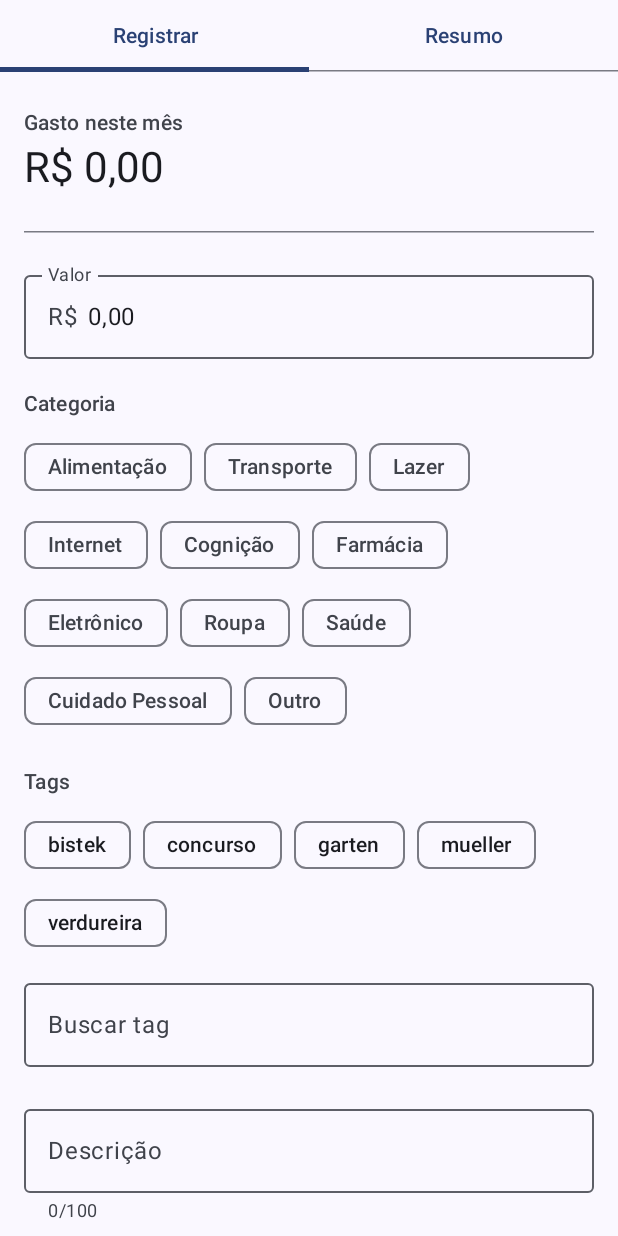
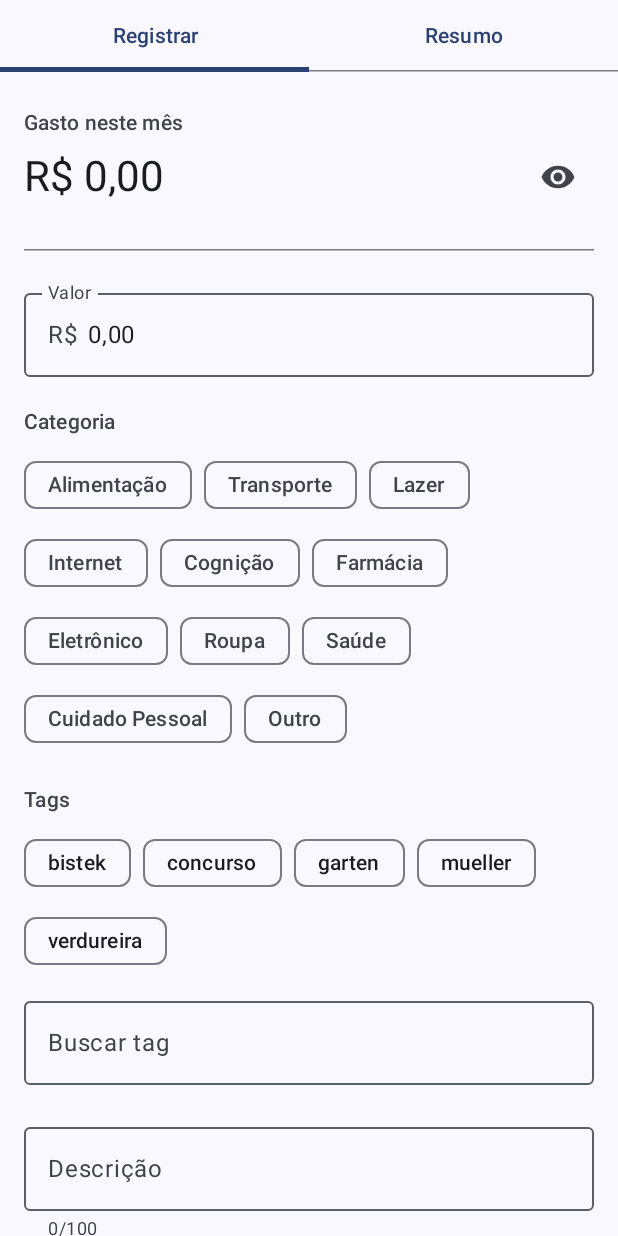
Before and after one commit to erickbudal/kebu, an Android app built with Jetpack Compose: the screen it shows after launch (MainActivity), on a phone screen of 412 x 824 dp. Run offline under Robolectric (Android 15) with nearby library versions, the phone set to English and light mode, and no system bars; our stand-ins replace Room's generated code.

Commit message:
Ocultar o total do mês no Registrar
Co-Authored-By: Claude Opus 5.5 <noreply@anthropic.com>
Claude-Session: https://claude.ai/code/session_01MdxapNFm6sLHe5pzLV3iNw

```diff
--- a/app/src/main/java/com/kebu/ExpenseApplication.kt
+++ b/app/src/main/java/com/kebu/ExpenseApplication.kt
@@ -3,6 +3,7 @@ package com.kebu
 import android.app.Application
 import com.kebu.data.AppDatabase
 import com.kebu.data.DatabaseBackup
+import com.kebu.data.DisplayPreferences
 import com.kebu.data.ExpenseRepository
 
 class ExpenseApplication : Application() {
@@ -12,4 +13,6 @@ class ExpenseApplication : Application() {
     val repository by lazy { ExpenseRepository(database.expenseDao(), database.tagDao()) }
 
     val databaseBackup by lazy { DatabaseBackup(this, database) }
+
+    val displayPreferences by lazy { DisplayPreferences(this) }
 }
--- /dev/null
+++ b/app/src/main/java/com/kebu/data/DisplayPreferences.kt
@@ -0,0 +1,20 @@
+package com.kebu.data
+
+import android.content.Context
+import androidx.core.content.edit
+
+class DisplayPreferences(context: Context) {
+
+    private val prefs = context.getSharedPreferences(PREFS_NAME, Context.MODE_PRIVATE)
+
+    fun isMonthTotalHidden(): Boolean = prefs.getBoolean(KEY_HIDE_MONTH_TOTAL, false)
+
+    fun setMonthTotalHidden(hidden: Boolean) {
+        prefs.edit { putBoolean(KEY_HIDE_MONTH_TOTAL, hidden) }
+    }
+
+    private companion object {
+        const val PREFS_NAME = "display"
+        const val KEY_HIDE_MONTH_TOTAL = "hide_month_total"
+    }
+}
--- a/app/src/main/java/com/kebu/ui/AddExpenseScreen.kt
+++ b/app/src/main/java/com/kebu/ui/AddExpenseScreen.kt
@@ -29,6 +29,8 @@ import androidx.compose.material3.Button
 import androidx.compose.material3.ButtonDefaults
 import androidx.compose.material3.FilterChip
 import androidx.compose.material3.HorizontalDivider
+import androidx.compose.material3.Icon
+import androidx.compose.material3.IconButton
 import androidx.compose.material3.InputChip
 import androidx.compose.material3.MaterialTheme
 import androidx.compose.material3.OutlinedTextField
@@ -54,6 +56,7 @@ import androidx.compose.ui.input.pointer.PointerInputScope
 import androidx.compose.ui.input.pointer.pointerInput
 import androidx.compose.ui.platform.LocalFocusManager
 import androidx.compose.ui.platform.LocalSoftwareKeyboardController
+import androidx.compose.ui.res.painterResource
 import androidx.compose.ui.text.TextRange
 import androidx.compose.ui.text.input.ImeAction
 import androidx.compose.ui.text.input.KeyboardType
@@ -63,6 +66,7 @@ import androidx.lifecycle.viewmodel.compose.viewModel
 import com.kebu.CATEGORIES
 import com.kebu.MAX_DESCRIPTION_LENGTH
 import com.kebu.Money
+import com.kebu.R
 import kotlinx.coroutines.delay
 import kotlinx.coroutines.launch
 
@@ -75,6 +79,8 @@ private const val BACKUP_NOTICE_FADE_MILLIS = 300
 
 private const val TRIPLE_TAP_TIMEOUT_MILLIS = 400L
 
+private const val HIDDEN_AMOUNT = "R$ ••••"
+
 @OptIn(ExperimentalLayoutApi::class, ExperimentalComposeUiApi::class)
 @Composable
 fun AddExpenseScreen(
@@ -83,6 +89,7 @@ fun AddExpenseScreen(
 ) {
     val uiState by viewModel.uiState.collectAsState()
     val monthTotalCents by viewModel.monthTotalCents.collectAsState()
+    val monthTotalHidden by viewModel.monthTotalHidden.collectAsState()
     val tagSuggestions by viewModel.tagSuggestions.collectAsState()
     val lastSaved by viewModel.lastSaved.collectAsState()
     val detail by viewModel.detail.collectAsState()
@@ -161,7 +168,23 @@ fun AddExpenseScreen(
                 verticalArrangement = Arrangement.spacedBy(2.dp),
             ) {
                 Text("Gasto neste mês", style = MaterialTheme.typography.labelLarge, color = MaterialTheme.colorScheme.onSurfaceVariant)
-                Text(Money.format(monthTotalCents), style = MaterialTheme.typography.headlineMedium)
+                Row(
+                    modifier = Modifier.fillMaxWidth(),
+                    verticalAlignment = Alignment.CenterVertically,
+                ) {
+                    Text(
+                        text = if (monthTotalHidden) HIDDEN_AMOUNT else Money.format(monthTotalCents),
+                        style = MaterialTheme.typography.headlineMedium,
+                        modifier = Modifier.weight(1f),
+                    )
+                    IconButton(onClick = viewModel::toggleMonthTotalHidden) {
+                        Icon(
+                            painter = painterResource(if (monthTotalHidden) R.drawable.ic_visibility_off else R.drawable.ic_visibility),
+                            contentDescription = if (monthTotalHidden) "Mostrar total" else "Ocultar total",
+                            tint = MaterialTheme.colorScheme.onSurfaceVariant,
+                        )
+                    }
+                }
             }
 
             HorizontalDivider()
--- a/app/src/main/java/com/kebu/ui/AddExpenseViewModel.kt
+++ b/app/src/main/java/com/kebu/ui/AddExpenseViewModel.kt
@@ -9,6 +9,7 @@ import androidx.lifecycle.viewmodel.viewModelFactory
 import com.kebu.ExpenseApplication
 import com.kebu.MAX_DESCRIPTION_LENGTH
 import com.kebu.data.DatabaseBackup
+import com.kebu.data.DisplayPreferences
 import com.kebu.data.ExpenseFilter
 import com.kebu.data.ExpenseRepository
 import com.kebu.data.Tag
@@ -50,6 +51,7 @@ data class BackupNotice(val success: Boolean, val id: Long = System.nanoTime())
 class AddExpenseViewModel(
     private val repository: ExpenseRepository,
     private val databaseBackup: DatabaseBackup,
+    private val displayPreferences: DisplayPreferences,
 ) : ViewModel() {
 
     private val _uiState = MutableStateFlow(AddExpenseUiState())
@@ -66,6 +68,9 @@ class AddExpenseViewModel(
 
     private val _backupNotice = MutableStateFlow<BackupNotice?>(null)
     val backupNotice: StateFlow<BackupNotice?> = _backupNotice.asStateFlow()
+
+    private val _monthTotalHidden = MutableStateFlow(displayPreferences.isMonthTotalHidden())
+    val monthTotalHidden: StateFlow<Boolean> = _monthTotalHidden.asStateFlow()
 
     private var lastSavedForm: AddExpenseUiState? = null
 
@@ -142,6 +147,12 @@ class AddExpenseViewModel(
     fun closeDetail() {
         editor.close()
         detailOpen.value = false
+    }
+
+    fun toggleMonthTotalHidden() {
+        val hidden = !_monthTotalHidden.value
+        _monthTotalHidden.value = hidden
+        displayPreferences.setMonthTotalHidden(hidden)
     }
 
     fun save() {
@@ -224,7 +235,7 @@ class AddExpenseViewModel(
         val Factory: ViewModelProvider.Factory = viewModelFactory {
             initializer {
                 val application = this[ViewModelProvider.AndroidViewModelFactory.APPLICATION_KEY] as ExpenseApplication
-                AddExpenseViewModel(application.repository, application.databaseBackup)
+                AddExpenseViewModel(application.repository, application.databaseBackup, application.displayPreferences)
             }
         }
     }
--- /dev/null
+++ b/app/src/main/res/drawable/ic_visibility.xml
@@ -0,0 +1,9 @@
+<vector xmlns:android="http://schemas.android.com/apk/res/android"
+    android:width="24dp"
+    android:height="24dp"
+    android:viewportWidth="24"
+    android:viewportHeight="24">
+    <path
+        android:fillColor="#FF000000"
+        android:pathData="M12,4.5C7,4.5 2.73,7.61 1,12c1.73,4.39 6,7.5 11,7.5s9.27,-3.11 11,-7.5c-1.73,-4.39 -6,-7.5 -11,-7.5zM12,17c-2.76,0 -5,-2.24 -5,-5s2.24,-5 5,-5 5,2.24 5,5 -2.24,5 -5,5zM12,9c-1.66,0 -3,1.34 -3,3s1.34,3 3,3 3,-1.34 3,-3 -1.34,-3 -3,-3z" />
+</vector>
--- /dev/null
+++ b/app/src/main/res/drawable/ic_visibility_off.xml
@@ -0,0 +1,9 @@
+<vector xmlns:android="http://schemas.android.com/apk/res/android"
+    android:width="24dp"
+    android:height="24dp"
+    android:viewportWidth="24"
+    android:viewportHeight="24">
+    <path
+        android:fillColor="#FF000000"
+        android:pathData="M12,7c2.76,0 5,2.24 5,5 0,0.65 -0.13,1.26 -0.36,1.83l2.92,2.92c1.51,-1.26 2.7,-2.89 3.43,-4.75 -1.73,-4.39 -6,-7.5 -11,-7.5 -1.4,0 -2.74,0.25 -3.98,0.7l2.16,2.16C10.74,7.13 11.35,7 12,7zM2,4.27l2.28,2.28 0.46,0.46C3.08,8.3 1.78,10.02 1,12c1.73,4.39 6,7.5 11,7.5 1.55,0 3.03,-0.3 4.38,-0.84l0.42,0.42L19.73,22 21,20.73 3.27,3 2,4.27zM7.53,9.8l1.55,1.55c-0.05,0.21 -0.08,0.43 -0.08,0.65 0,1.66 1.34,3 3,3 0.22,0 0.44,-0.03 0.65,-0.08l1.55,1.55c-0.67,0.33 -1.41,0.53 -2.2,0.53 -2.76,0 -5,-2.24 -5,-5 0,-0.79 0.2,-1.53 0.53,-2.2zM11.84,9.02l3.15,3.15 0.02,-0.16c0,-1.66 -1.34,-3 -3,-3l-0.17,0.01z" />
+</vector>
```
